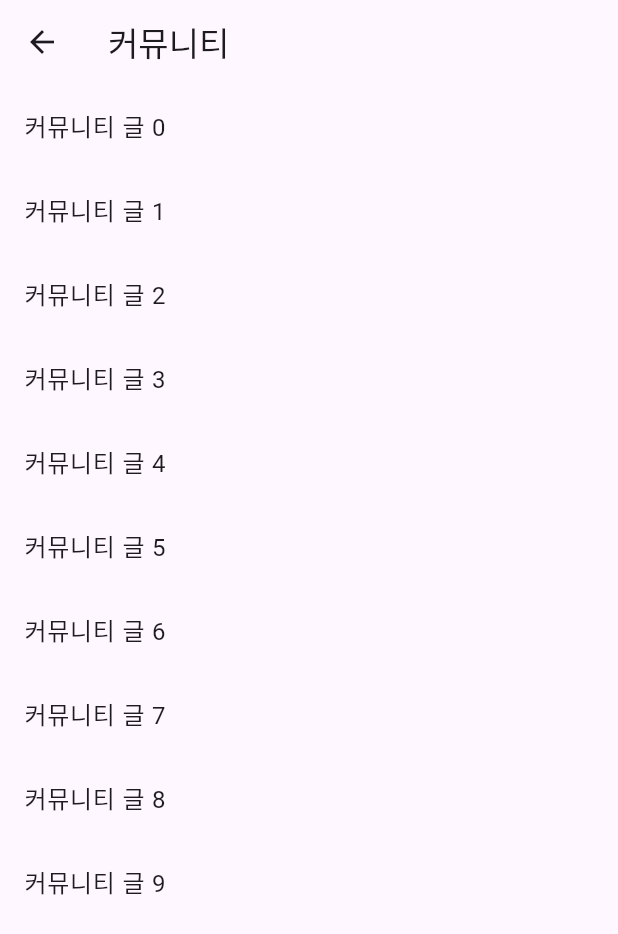
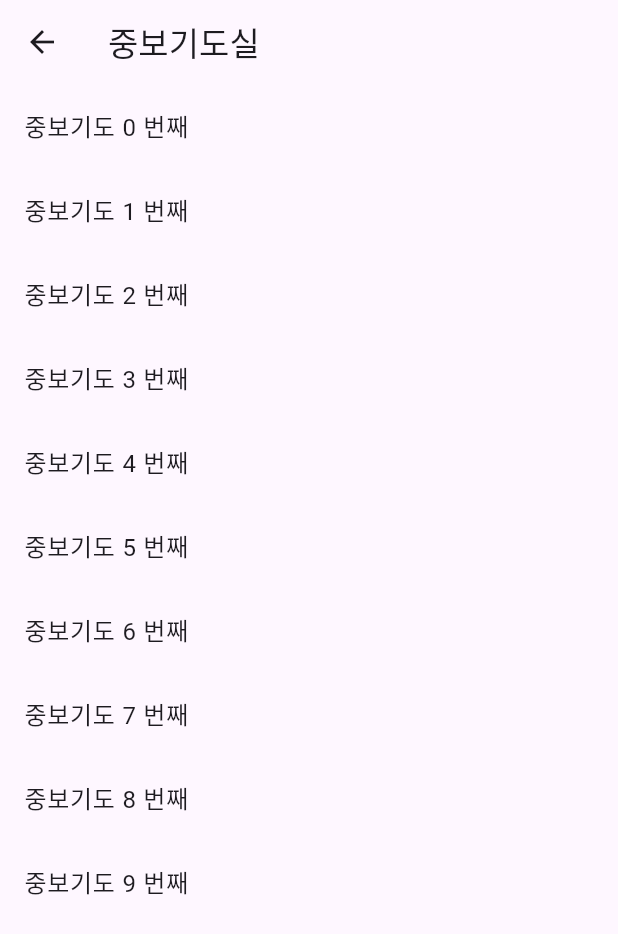
Before and after one commit to kys7442/ex8, a Flutter app: the CommunityPage screen opened directly, on a phone screen of 412 x 824 dp. Shown: the top 934 px of the screen. Run offline on Flutter 3.47's test engine with Material 3 defaults, Android fonts, the phone set to English and light mode, and no system bars; our stand-ins replace flutter_dotenv, google_mobile_ads; network calls fail.

Commit message:
스타일 및 제목, 내용 변경

```diff
--- a/lib/screens/community_page.dart
+++ b/lib/screens/community_page.dart
@@ -7,16 +7,18 @@ class CommunityPage extends StatelessWidget {
   @override
   Widget build(BuildContext context) {
     return Scaffold(
-      appBar: AppBar(title: Text('커뮤니티')),
+      appBar: AppBar(title: Text('중보기도실')),
       body: ListView.builder(
         itemCount: 10, // 예시 데이터 수
         itemBuilder: (context, index) {
           return ListTile(
-            title: Text('커뮤니티 글 $index'),
+            title: Text('중보기도 $index 번째'),
             onTap: () {
               Navigator.push(
                 context,
-                MaterialPageRoute(builder: (context) => CommunityDetailPage(title: '커뮤니티 글 $index')),
+                MaterialPageRoute(
+                    builder: (context) =>
+                        CommunityDetailPage(title: '중보기도문 $index')),
               );
             },
           );
--- a/lib/screens/home_page.dart
+++ b/lib/screens/home_page.dart
@@ -198,12 +198,9 @@ class HomePageState extends State<HomePage> {
                         contentPadding: EdgeInsets.symmetric(
                             vertical: 4.0, horizontal: 16.0),
                         title: Text(
-                          '${wordcard['verse']} ${wordcard['book']} ${wordcard['schapter']}:${wordcard['spage']} ~ ${wordcard['echapter']}:${wordcard['epage']} - ',
+                          '${wordcard['verse']} ${wordcard['book']} ${wordcard['schapter']}:${wordcard['spage']} ~ ${wordcard['echapter']}:${wordcard['epage']}',
                           style: TextStyle(fontSize: 13),
                         ),
-                        subtitle: Text(
-                            '추가 정보: ${wordcard['additionalInfo'] ?? '없음'}',
-                            style: TextStyle(fontSize: 12)),
                       );
                     }),
                   SizedBox(height: 24),
```
Also changed, not shown: lib/screens/hymn_page.dart (+7 -2 lines).
